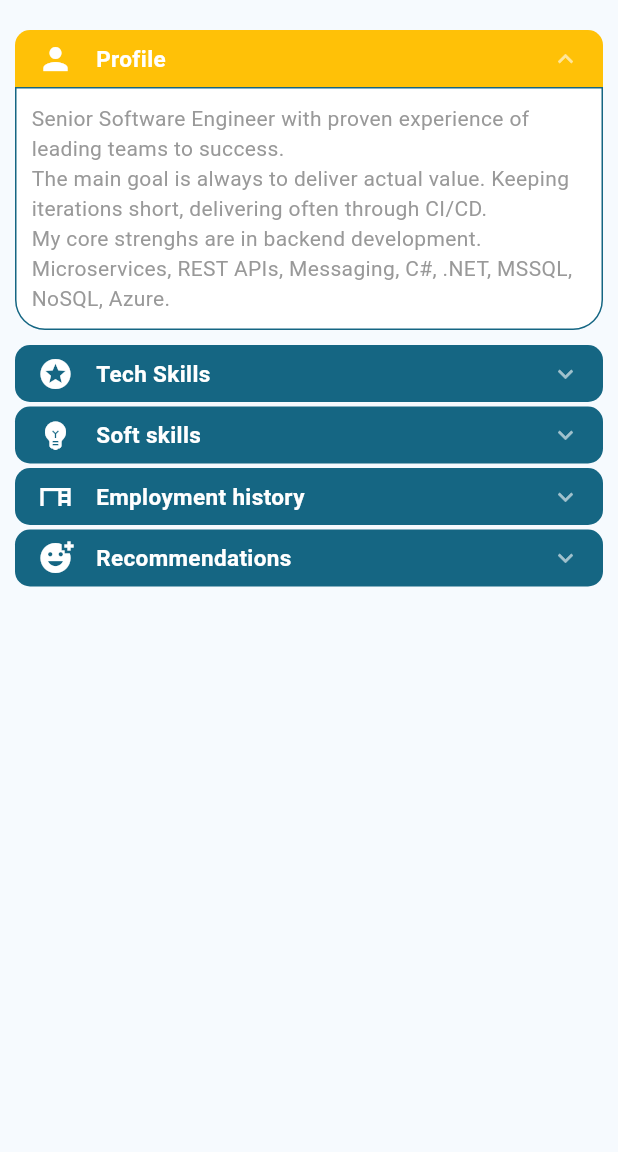
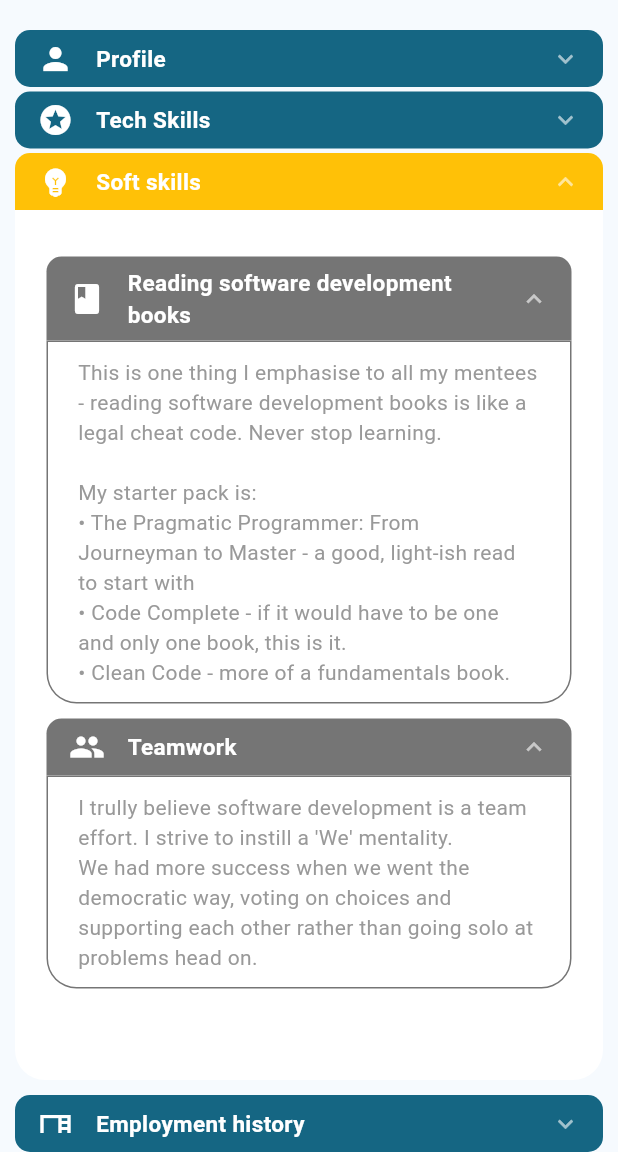
Before and after one commit to programuotojasgf/cv, a Flutter app: the screen it shows after launch, on a phone screen of 412 x 824 dp, the part 84-1236 px from its top. Run offline on Flutter 3.47's test engine with Material 2 defaults, Android fonts, the phone set to English and light mode, and no system bars; drawn by our look-alikes of accordion.

Commit message:
Soft skills

```diff
--- a/lib/content.dart
+++ b/lib/content.dart
@@ -23,12 +23,7 @@ class ContentPage extends StatelessWidget {
         children: [
           _profile(),
           _techSkills(),
-          AccordionSection(
-            isOpen: false,
-            leftIcon: const Icon(Icons.emoji_objects, color: Colors.white),
-            header: Text('Soft skills', style: _headerStyle),
-            content: const Icon(Icons.people, size: 200),
-          ),
+          _softSkills(),
           AccordionSection(
             leftIcon: const Icon(Icons.desk, color: Colors.white),
             header: Text('Employment history', style: _headerStyle),
@@ -116,8 +111,51 @@ class ContentPage extends StatelessWidget {
         ],
       );
 
-  AccordionSection _techSkills() {
-    return AccordionSection(
+  AccordionSection _softSkills() => AccordionSection(
+        isOpen: true,
+        leftIcon: const Icon(Icons.emoji_objects, color: Colors.white),
+        header: Text('Soft skills', style: _headerStyle),
+        contentBorderColor: const Color(0xffffffff),
+        content: Accordion(
+          maxOpenSections: 1,
+          headerBackgroundColor: Colors.black38,
+          headerBackgroundColorOpened: Colors.black54,
+          contentBorderColor: Colors.black54,
+          contentHorizontalPadding: 20,
+          headerPadding:
+              const EdgeInsets.symmetric(vertical: 7, horizontal: 15),
+          children: [
+            AccordionSection(
+              isOpen: true,
+              leftIcon: const Icon(Icons.book, color: Colors.white),
+              header: Text('Reading software development books',
+                  style: _headerStyle),
+              content: Text(
+                'This is one thing I emphasise to all my mentees - reading software development '
+                'books is like a legal cheat code. Never stop learning.\n\n'
+                'My starter pack is:\n'
+                '• The Pragmatic Programmer: From Journeyman to Master - a good, light-ish read to start with\n'
+                '• Code Complete - if it would have to be one and only one book, this is it.\n'
+                '• Clean Code - more of a fundamentals book.',
+                style: _contentStyle,
+              ),
+            ),
+            AccordionSection(
+              isOpen: true,
+              leftIcon: const Icon(Icons.people, color: Colors.white),
+              header: Text('Teamwork', style: _headerStyle),
+              content: Text(
+                'I trully believe software development is a team effort. I strive to instill a \'We\' mentality.\n'
+                'We had more success when we went the democratic way, voting on choices and supporting each other '
+                'rather than going solo at problems head on.',
+                style: _contentStyle,
+              ),
+            ),
+          ],
+        ),
+      );
+
+  AccordionSection _techSkills() => AccordionSection(
         isOpen: false,
         leftIcon: const Icon(Icons.stars, color: Colors.white),
         header: Text('Tech Skills', style: _headerStyle),
@@ -144,7 +182,7 @@ class ContentPage extends StatelessWidget {
             ]),
             DataRow(cells: [
               DataCell(Text('Microsoft Azure')),
-            DataCell(Text('••••◦', style: TextStyle(fontSize: 40))),
+              DataCell(Text('••••', style: TextStyle(fontSize: 40))),
             ]),
             DataRow(cells: [
               DataCell(Text('Automated Testing')),
@@ -152,21 +190,20 @@ class ContentPage extends StatelessWidget {
             ]),
             DataRow(cells: [
               DataCell(Text('SQL')),
-            DataCell(Text('••••◦', style: TextStyle(fontSize: 40))),
+              DataCell(Text('••••', style: TextStyle(fontSize: 40))),
             ]),
           ],
         ),
       );
-  }
 
-  AccordionSection _profile() {
-    return AccordionSection(
-      isOpen: true,
+  AccordionSection _profile() => AccordionSection(
+        isOpen: false,
         leftIcon: const Icon(Icons.person, color: Colors.white),
         header: Text('Profile', style: _headerStyle),
         content: Text(
-          'Senior Software Engineer with proven experience of leading teams to success.\r\nThe main goal is always to deliver actual value. Keeping iterations short, delivering often through CI/CD.\r\nMy core strenghs are in backend development. Microservices, REST APIs, Messaging, C#, .NET, MSSQL, NoSQL, Azure.',
+            'Senior Software Engineer with proven experience of leading teams to success.\n'
+            'The main goal is always to deliver actual value. Keeping iterations short, delivering often through CI/CD.\n'
+            'My core strenghs are in backend development. Microservices, REST APIs, Messaging, C#, .NET, MSSQL, NoSQL, Azure.',
             style: _contentStyle),
       );
-  }
 } //__
```
Lines whose indentation alone changed are shown as unchanged.
